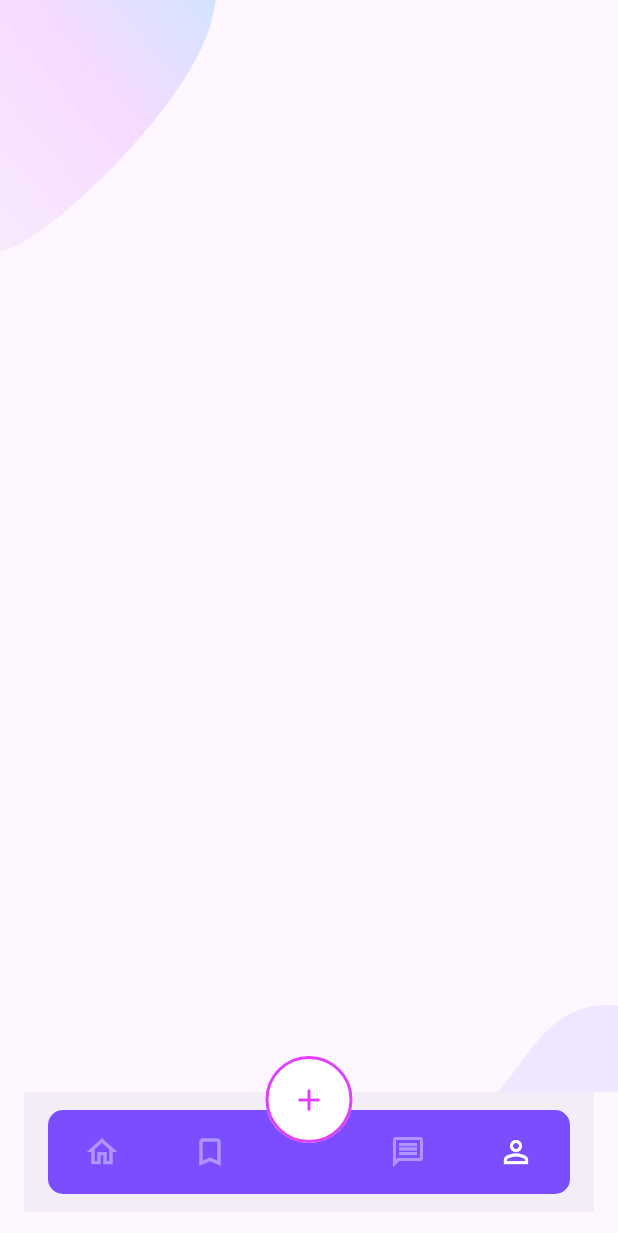
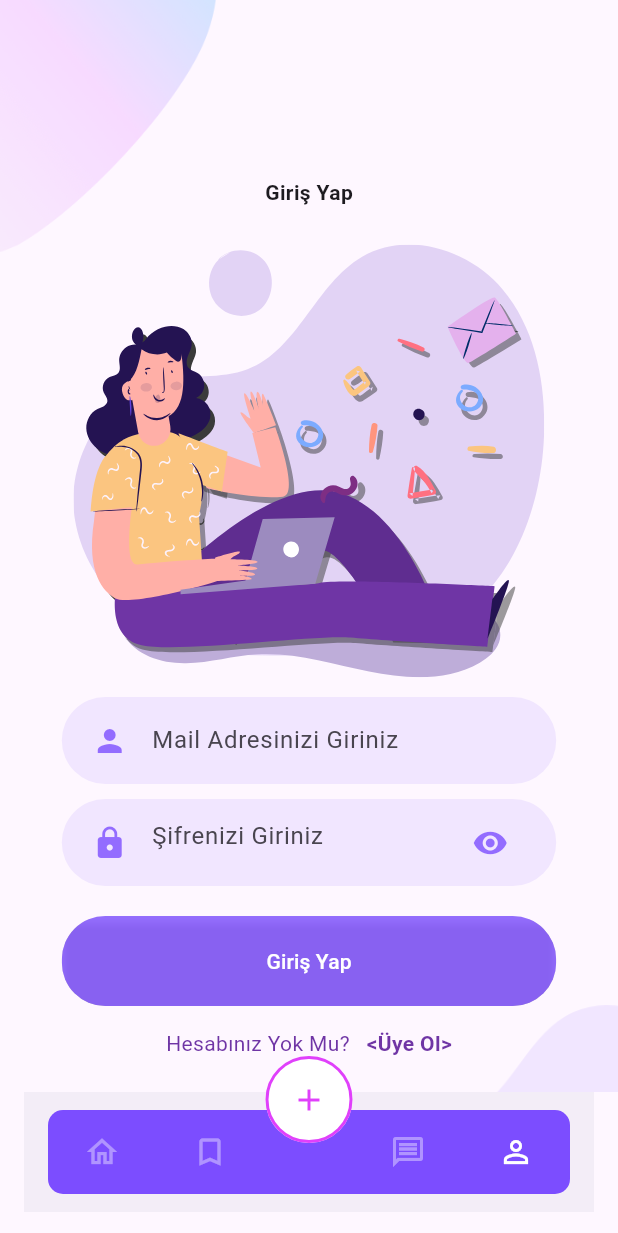
Before and after one commit to Furkan-Kumus/Real_Estate_Mobile, a Flutter app: the screen it shows after launch, item 4 of the bottom bar chosen, on a phone screen of 412 x 824 dp. Shown: the top 1233 px of the screen. Run offline on Flutter 3.47's test engine with Material 3 defaults, Android fonts, the phone set to English and light mode, and no system bars; our stand-ins replace flutter_svg.

Commit message:
login page done

```diff
--- /dev/null
+++ b/lib/Pages/LoginPages/already_have_an_account_check.dart
@@ -0,0 +1,33 @@
+import 'package:flutter/material.dart';
+
+import '../../constants.dart';
+
+class AlreadyHaveAnAccountCheck extends StatelessWidget {
+  final bool login;
+  final VoidCallback press;
+  const AlreadyHaveAnAccountCheck({
+    Key? key,
+    this.login = true,
+    required this.press,
+  }) : super(key: key);
+
+  @override
+  Widget build(BuildContext context) {
+    return Row(
+      mainAxisAlignment: MainAxisAlignment.center,
+      children: <Widget>[
+        Text(
+          login ? "Hesabınız Yok Mu?  " : "Zaten Hesabınız Var Mı?  ",
+          style: TextStyle(color: kPrimaryColor),
+        ),
+        GestureDetector(
+          onTap: press,
+          child: Text(
+            login ? " <Üye Ol>" : " <Giriş Yap>",
+            style: TextStyle(color: kPrimaryColor, fontWeight: FontWeight.bold),
+          ),
+        ),
+      ],
+    );
+  }
+}
--- /dev/null
+++ b/lib/Pages/LoginPages/background.dart
@@ -0,0 +1,39 @@
+import 'package:flutter/material.dart';
+
+class Background extends StatelessWidget {
+  final Widget child;
+  const Background({
+    Key? key, required this.child,
+  }) : super(key: key);
+
+  @override
+  Widget build(BuildContext context) {
+    Size size = MediaQuery.of(context).size;
+    return Container(
+      width: double.infinity,
+      height: size.height,
+      child: Stack(
+        alignment: Alignment.center,
+        children: <Widget>[
+          Positioned(
+            top: 0,
+            left: 0,
+            child: Image.asset(
+              "images/login/main_top.png",
+              width: size.width * 0.35,
+            ),
+          ),
+          Positioned(
+            bottom: 0,
+            right: 0,
+            child: Image.asset(
+              "images/login/login_bottom.png",
+              width: size.width * 0.50,
+            ),
+          ),
+          child,
+        ],
+      ),
+    );
+  }
+}
--- a/lib/Pages/LoginPages/body.dart
+++ b/lib/Pages/LoginPages/body.dart
@@ -0,0 +1,54 @@
+import 'package:flutter/material.dart';
+import 'package:flutter_svg/flutter_svg.dart';
+import 'package:real_estate_app/Pages/LoginPages/rounded_button.dart';
+import 'package:real_estate_app/Pages/LoginPages/rounded_input_field.dart';
+import 'package:real_estate_app/Pages/LoginPages/rounded_password_field.dart';
+import 'package:real_estate_app/constants.dart';
+import 'already_have_an_account_check.dart';
+import 'background.dart';
+
+class Body extends StatelessWidget {
+  const Body({
+    Key? key,
+  }) : super(key: key);
+
+  @override
+  Widget build(BuildContext context) {
+    Size size = MediaQuery.of(context).size;
+    return SingleChildScrollView(
+      scrollDirection: Axis.vertical,
+      child: Background(
+        child: Column(
+          mainAxisAlignment: MainAxisAlignment.center,
+          children: <Widget>[
+            Text(
+              "Giriş Yap",
+              style: TextStyle(fontWeight: FontWeight.bold),
+            ),
+            SizedBox(height: size.height * 0.03,),
+            SvgPicture.asset(
+              'images/login/login.svg',
+              height: size.height * 0.35,
+            ),
+            SizedBox(height: size.height * 0.01,),
+            RoundedInputField(
+              hintText: "Mail Adresinizi Giriniz",
+              onChanged: (value) {},
+            ),
+            RoundedPasswordField(
+              onChanged: (value) {},
+            ),
+            RoundedButton(
+              text: "Giriş Yap",
+              press: () {},
+              color: Colors.deepPurpleAccent.withOpacity(0.8),
+            ),
+            AlreadyHaveAnAccountCheck(
+              press: () {},
+            ),
+          ],
+        ),
+      ),
+    );
+  }
+}
--- a/lib/Pages/LoginPages/login_page.dart
+++ b/lib/Pages/LoginPages/login_page.dart
@@ -1,39 +1,11 @@
 import 'package:flutter/material.dart';
+import 'body.dart';
 
 class Login extends StatelessWidget {
-  const Login({super.key});
-
   @override
   Widget build(BuildContext context) {
-    Size size = MediaQuery.of(context).size;
     return Scaffold(
-      body: SingleChildScrollView(
-        scrollDirection: Axis.vertical,
-        child: Container(
-          width: double.infinity,
-          height: size.height,
-          child: Stack(
-            children: <Widget>[
-              Positioned(
-                top: 0,
-                left: 0,
-                child: Image.asset(
-                  "images/login/main_top.png",
-                  width: size.width * 0.35,
-                ),
-              ),
-              Positioned(
-                bottom: 0,
-                  right: 0,
-                  child: Image.asset(
-                  "images/login/login_bottom.png",
-                  width: size.width * 0.50,
-                ),
-              ),
-            ],
-          ),
-        ),
-      ),
+      body: Body(),
     );
   }
 }
--- /dev/null
+++ b/lib/Pages/LoginPages/rounded_button.dart
@@ -0,0 +1,35 @@
+import 'package:flutter/material.dart';
+
+class RoundedButton extends StatelessWidget {
+  final String text;
+  final VoidCallback press;
+  final Color color, textColor;
+  const RoundedButton({
+    Key? key,
+    required this.text,
+    required this.press,
+    required this.color,
+    this.textColor = Colors.white,
+  }) : super(key: key);
+
+  @override
+  Widget build(BuildContext context) {
+    Size size = MediaQuery.of(context).size;
+    return Container(
+      margin: EdgeInsets.symmetric(vertical: 15),
+      width: size.width * 0.8,
+      child: ClipRRect(
+        borderRadius: BorderRadius.circular(29),
+        child: MaterialButton(
+          padding: EdgeInsets.symmetric(vertical: 20, horizontal: 40),
+          color: color,
+          onPressed: press,
+          child: Text(
+            text,
+            style: TextStyle(color: textColor),
+          ),
+        ),
+      ),
+    );
+  }
+}
--- /dev/null
+++ b/lib/Pages/LoginPages/rounded_input_field.dart
@@ -0,0 +1,31 @@
+import 'package:flutter/material.dart';
+import 'package:real_estate_app/Pages/LoginPages/text_field_container.dart';
+
+class RoundedInputField extends StatelessWidget {
+  final String hintText;
+  final IconData icon;
+  final ValueChanged<String> onChanged;
+  const RoundedInputField({
+    Key? key,
+    required this.hintText,
+    this.icon = Icons.person,
+    required this.onChanged,
+  }) : super(key: key);
+
+  @override
+  Widget build(BuildContext context) {
+    return TextFieldContainer(
+      child: TextField(
+        onChanged: onChanged,
+        decoration: InputDecoration(
+          icon: Icon(
+            icon,
+            color: Colors.deepPurpleAccent.withOpacity(0.8),
+          ),
+          hintText: hintText,
+          border: InputBorder.none,
+        ),
+      ),
+    );
+  }
+}
--- /dev/null
+++ b/lib/Pages/LoginPages/rounded_password_field.dart
@@ -0,0 +1,32 @@
+import 'package:flutter/material.dart';
+import 'package:real_estate_app/Pages/LoginPages/text_field_container.dart';
+
+class RoundedPasswordField extends StatelessWidget {
+  final ValueChanged<String> onChanged;
+  const RoundedPasswordField({
+    Key? key,
+    required this.onChanged,
+  }) : super(key: key);
+
+  @override
+  Widget build(BuildContext context) {
+    return TextFieldContainer(
+        child: TextField(
+          obscureText: true,
+          onChanged: onChanged,
+          decoration: InputDecoration(
+            hintText: "Şifrenizi Giriniz",
+            icon: Icon(
+                Icons.lock,
+                color: Colors.deepPurpleAccent.withOpacity(0.8)
+            ),
+            suffixIcon: Icon(
+                Icons.visibility,
+                color: Colors.deepPurpleAccent.withOpacity(0.8)
+            ),
+            border: InputBorder.none,
+          ),
+        )
+    );
+  }
+}
--- /dev/null
+++ b/lib/Pages/LoginPages/text_field_container.dart
@@ -0,0 +1,26 @@
+import 'package:flutter/material.dart';
+
+import '../../constants.dart';
+
+class TextFieldContainer extends StatelessWidget {
+  final Widget child;
+  const TextFieldContainer({
+    Key? key,
+    required this.child,
+  }) : super(key: key);
+
+  @override
+  Widget build(BuildContext context) {
+    Size size = MediaQuery.of(context).size;
+    return Container(
+      margin: EdgeInsets.symmetric(vertical: 5),
+      padding: EdgeInsets.symmetric(horizontal: 20, vertical: 5),
+      width: size.width * 0.8,
+      decoration: BoxDecoration(
+          color: kPrimaryLightColor,
+          borderRadius: BorderRadius.circular(29)
+      ),
+      child: child,
+    );
+  }
+}
--- /dev/null
+++ b/lib/Pages/SignUp/sign_up_page.dart
@@ -0,0 +1,10 @@
+import 'package:flutter/material.dart';
+
+class SignUp extends StatelessWidget {
+  const SignUp({super.key});
+
+  @override
+  Widget build(BuildContext context) {
+    return Scaffold();
+  }
+}
--- /dev/null
+++ b/lib/constants.dart
@@ -0,0 +1,6 @@
+import 'package:flutter/material.dart';
+
+const kPrimaryColor = Color(0xFF6F35A5);
+const kPrimaryLightColor = Color(0xFFF1E6FF);
+
+const double defaultPadding = 16.0;
--- a/lib/main.dart
+++ b/lib/main.dart
@@ -42,7 +42,7 @@ class _MyAppState extends State<MyApp> {
       NavModel(page: const Anasayfa(), navKey: anasayfaNavKey),
       NavModel(page: const Kaydedilenler(), navKey: kaydedilenlerNavKey),
       NavModel(page: const Mesajlar(), navKey: mesajlarNavKey),
-      NavModel(page: const Login(), navKey: profilNavKey),
+      NavModel(page: Login(), navKey: profilNavKey),
     ];
   }
 
--- a/pubspec.yaml
+++ b/pubspec.yaml
@@ -30,6 +30,8 @@ environment:
 dependencies:
   flutter:
     sdk: flutter
+
+  flutter_svg: ^1.1.0
 
 
   # The following adds the Cupertino Icons font to your application.
```
Also changed, not shown: images/login/login.svg (added), pubspec.lock.
